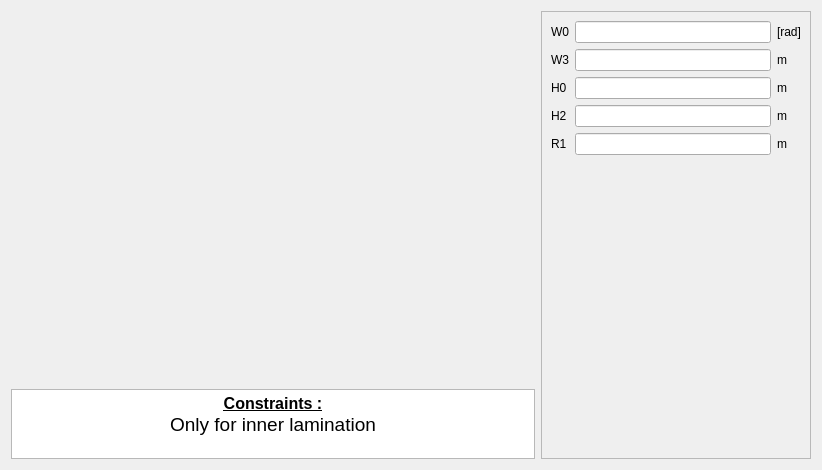
The window that pyleecan/GUI/Dialog/DMachineSetup/SWSlot/PWSlot16/PWSlot16.ui (Eomys/pyleecan) describes before a commit, drawn with Qt 5.
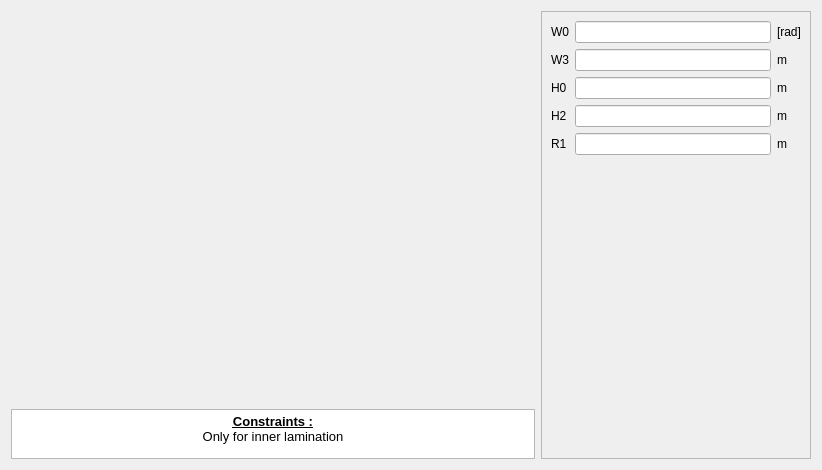
The same window after the commit. Icons and pictures are not drawn. Custom widgets are drawn as their Qt base class.

Commit message: [NF] update QTextEdit font when generating GUI + better display math symbols

```diff
--- a/pyleecan/GUI/Dialog/DMachineSetup/SWSlot/PWSlot16/PWSlot16.ui
+++ b/pyleecan/GUI/Dialog/DMachineSetup/SWSlot/PWSlot16/PWSlot16.ui
@@ -67,7 +67,7 @@
        <property name="maximumSize">
         <size>
          <width>16777215</width>
-         <height>70</height>
+         <height>50</height>
         </size>
        </property>
        <property name="verticalScrollBarPolicy">
@@ -78,8 +78,8 @@
 &lt;html&gt;&lt;head&gt;&lt;meta name=&quot;qrichtext&quot; content=&quot;1&quot; /&gt;&lt;style type=&quot;text/css&quot;&gt;
 p, li { white-space: pre-wrap; }
 &lt;/style&gt;&lt;/head&gt;&lt;body style=&quot; font-family:'MS Shell Dlg 2'; font-size:7.8pt; font-weight:400; font-style:normal;&quot;&gt;
-&lt;p align=&quot;center&quot; style=&quot; margin-top:0px; margin-bottom:0px; margin-left:0px; margin-right:0px; -qt-block-indent:0; text-indent:0px;&quot;&gt;&lt;span style=&quot; font-size:12pt; font-weight:600; text-decoration: underline;&quot;&gt;Constraints :&lt;/span&gt;&lt;/p&gt;
-&lt;p align=&quot;center&quot; style=&quot; margin-top:0px; margin-bottom:0px; margin-left:0px; margin-right:0px; -qt-block-indent:0; text-indent:0px;&quot;&gt;&lt;span style=&quot; font-size:14pt;&quot;&gt;Only for inner lamination&lt;/span&gt;&lt;/p&gt;&lt;/body&gt;&lt;/html&gt;</string>
+&lt;p align=&quot;center&quot; style=&quot; margin-top:0px; margin-bottom:0px; margin-left:0px; margin-right:0px; -qt-block-indent:0; text-indent:0px;&quot;&gt;&lt;span style=&quot; font-size:10pt; font-weight:600; text-decoration: underline;&quot;&gt;Constraints :&lt;/span&gt;&lt;/p&gt;
+&lt;p align=&quot;center&quot; style=&quot; margin-top:0px; margin-bottom:0px; margin-left:0px; margin-right:0px; -qt-block-indent:0; text-indent:0px;&quot;&gt;&lt;span style=&quot; font-size:10pt;&quot;&gt;Only for inner lamination&lt;/span&gt;&lt;/p&gt;&lt;/body&gt;&lt;/html&gt;</string>
        </property>
        <property name="textInteractionFlags">
         <set>Qt::TextSelectableByKeyboard|Qt::TextSelectableByMouse</set>
```
The commit also changes 66 other files.
